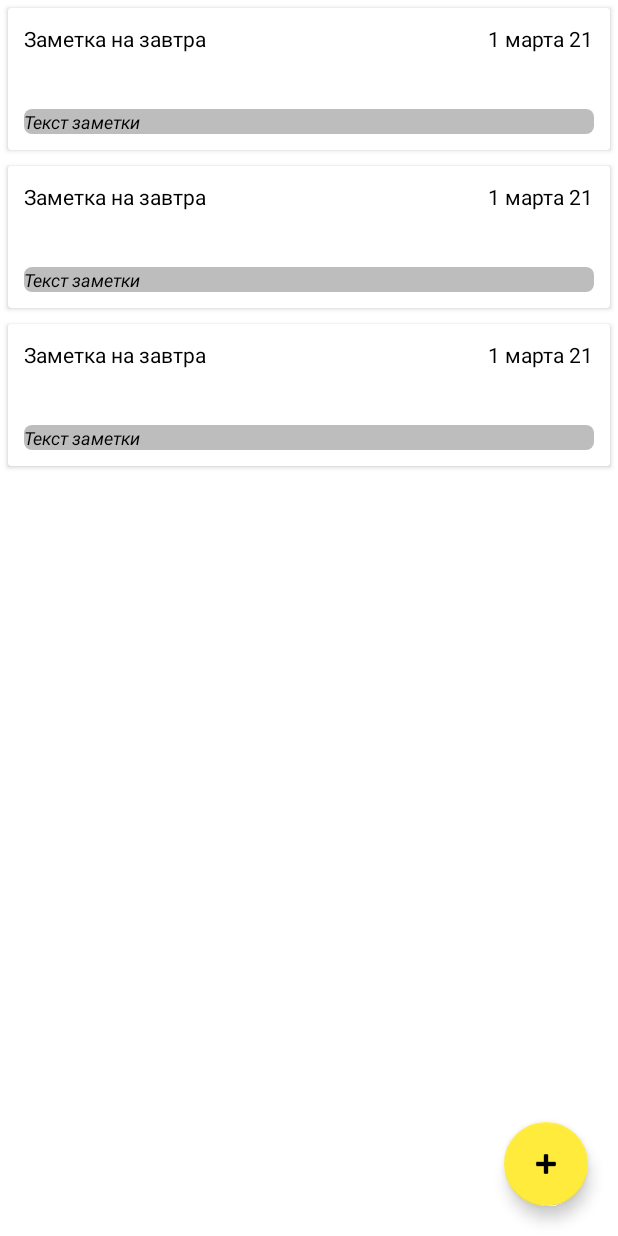
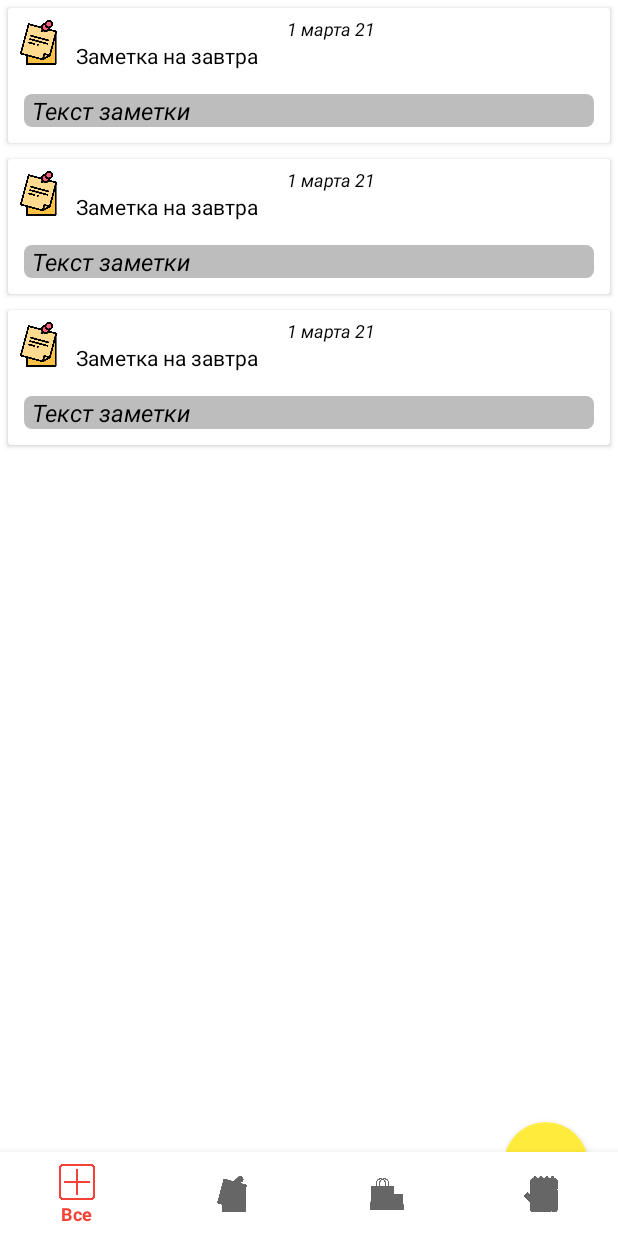
Before and after one commit to Crostage/NoteAppOnKotlin, an Android app: the layout activity_main.xml on its own in the app's theme, with its tools: preview values and no code run, on a phone screen of 412 x 824 dp. Run offline under Robolectric (Android 15) with nearby library versions, the phone set to English and light mode, and no system bars.

Commit message:
#10 обавил navi bot view и фильтрацию

```diff
--- a/app/build.gradle
+++ b/app/build.gradle
@@ -3,7 +3,7 @@ plugins {
     id 'kotlin-android'
     id 'kotlin-android-extensions'
 }
-    apply plugin: "kotlin-kapt"
+apply plugin: "kotlin-kapt"
 
 android {
     compileSdkVersion 30
@@ -43,6 +43,9 @@ dependencies {
     implementation 'androidx.core:core-ktx:1.3.2'
     implementation 'androidx.appcompat:appcompat:1.2.0'
     implementation 'com.google.android.material:material:1.3.0'
+    //coordinator
+    implementation "androidx.coordinatorlayout:coordinatorlayout:1.1.0"
+
     implementation 'androidx.constraintlayout:constraintlayout:2.0.4'
     testImplementation 'junit:junit:4.+'
     androidTestImplementation 'androidx.test.ext:junit:1.1.2'
@@ -82,7 +85,6 @@ dependencies {
     // picasso
     implementation 'com.squareup.picasso:picasso:2.71828'
 
-
     // optional - Test helpers for LiveData
     testImplementation "androidx.arch.core:core-testing:$arch_version"
 
--- a/app/src/main/java/com/bar/youday/helper/NoteHelper.kt
+++ b/app/src/main/java/com/bar/youday/helper/NoteHelper.kt
@@ -10,7 +10,7 @@ class NoteHelper {
 
     companion object {
         fun convertDate(date: Date): String {
-            val newFormat = SimpleDateFormat("dd MMM yy \n hh:mm", Locale.ENGLISH)
+            val newFormat = SimpleDateFormat("dd MMM yy hh:mm", Locale.ENGLISH)
             return newFormat.format(date)
         }
     }
--- a/app/src/main/res/layout/activity_main.xml
+++ b/app/src/main/res/layout/activity_main.xml
@@ -1,9 +1,11 @@
 <?xml version="1.0" encoding="utf-8"?>
-<LinearLayout xmlns:android="http://schemas.android.com/apk/res/android"
+<RelativeLayout
+    xmlns:android="http://schemas.android.com/apk/res/android"
     xmlns:app="http://schemas.android.com/apk/res-auto"
     xmlns:tools="http://schemas.android.com/tools"
     android:layout_width="match_parent"
-    android:layout_height="match_parent"    android:orientation="vertical"
+    android:layout_height="wrap_content"
+    android:orientation="vertical"
     tools:context=".view.MainActivity">
 
     <FrameLayout
@@ -23,15 +25,18 @@
             android:layout_height="wrap_content"
             android:layout_gravity="end|bottom"
             android:layout_margin="20dp"
+            android:layout_marginBottom="100dp"
             android:contentDescription="@string/float_b_discr"
             android:onClick="addNote"
-            android:src="@android:drawable/ic_input_add" />
+            android:background="@drawable/add" />
 
     </FrameLayout>
 
     <com.google.android.material.bottomnavigation.BottomNavigationView
+        android:id="@+id/navigation"
         android:layout_width="match_parent"
         android:layout_height="wrap_content"
+        android:layout_alignParentBottom="true"
         app:menu="@menu/notes_menu" />
 
-</LinearLayout>
+</RelativeLayout>
--- a/app/src/main/res/layout/note_item.xml
+++ b/app/src/main/res/layout/note_item.xml
@@ -16,25 +16,42 @@
             android:orientation="horizontal"
             android:padding="5dp">
 
-            <TextView
-                android:id="@+id/itemTitle"
-                style="@style/tvStyle"
-                android:layout_width="0dp"
+            <ImageView
+                android:id="@+id/itemImg"
+                android:layout_width="30dp"
+                android:layout_height="30dp"
+                android:layout_gravity="center"
+                android:src="@drawable/notes" />
+
+            <LinearLayout
+                android:layout_width="match_parent"
                 android:layout_height="wrap_content"
-                android:layout_marginStart="10dp"
-                android:layout_weight="2"
-                android:ellipsize="end"
-                android:gravity="start"
-                android:maxLines="2"
-                android:text="Заметка на завтра" />
+                android:orientation="vertical">
 
-            <TextView
-                android:id="@+id/itemDate"
-                style="@style/tvStyle"
-                android:layout_width="wrap_content"
-                android:layout_height="wrap_content"
-                android:lines="2"
-                android:text="1 марта 21" />
+                <TextView
+                    android:id="@+id/itemDate"
+                    style="@style/tvStyle"
+                    android:layout_width="wrap_content"
+                    android:layout_height="wrap_content"
+                    android:layout_gravity="center"
+                    android:gravity="center"
+                    android:textStyle="italic"
+                    android:lines="1"
+                    android:text="1 марта 21"
+                    android:textSize="@dimen/textXS" />
+
+                <TextView
+                    android:id="@+id/itemTitle"
+                    style="@style/tvStyle"
+                    android:layout_width="match_parent"
+                    android:layout_height="wrap_content"
+                    android:layout_marginStart="10dp"
+                    android:ellipsize="end"
+                    android:gravity="start"
+                    android:lines="1"
+                    android:text="Заметка на завтра" />
+
+            </LinearLayout>
 
         </LinearLayout>
 
@@ -45,8 +62,9 @@
             android:padding="5dp">
 
             <TextView
+                android:paddingStart="5dp"
                 android:id="@+id/itemText"
-                style="@style/tvStyle"
+                style="@style/tvStyleMargin"
                 android:layout_width="match_parent"
                 android:layout_height="wrap_content"
                 android:background="@drawable/tv_back"
@@ -54,7 +72,7 @@
                 android:gravity="start"
                 android:maxLines="4"
                 android:text="Текст заметки"
-                android:textSize="12sp"
+                android:textSize="@dimen/textM"
                 android:textStyle="italic" />
 
         </LinearLayout>
--- a/app/src/main/res/menu/notes_menu.xml
+++ b/app/src/main/res/menu/notes_menu.xml
@@ -1,15 +1,19 @@
 <?xml version="1.0" encoding="utf-8"?>
 <menu xmlns:android="http://schemas.android.com/apk/res/android">
 
-    <item android:id="@+id/first"
+    <item android:id="@+id/all"
+        android:icon="@drawable/border"
+        android:title="Все"/>
+
+    <item android:id="@+id/notes"
         android:icon="@drawable/notes"
         android:title="Заметки"/>
 
-    <item android:id="@+id/sec"
+    <item android:id="@+id/shop"
         android:icon="@drawable/shopping"
         android:title="Покупки"/>
 
-    <item android:id="@+id/thr"
+    <item android:id="@+id/plans"
         android:icon="@drawable/pencil"
         android:title="Дела"/>
 
--- a/app/src/main/res/values/style.xml
+++ b/app/src/main/res/values/style.xml
@@ -1,10 +1,16 @@
 <?xml version="1.0" encoding="utf-8"?>
 <resources>
 
-    <style name="tvStyle">
+    <style name="tvStyleMargin">
         <item name="android:textSize">14sp</item>
         <item name="android:textColor">@color/mainTextColor</item>
         <item name="android:layout_margin">5dp</item>
     </style>
 
+    <style name="tvStyle">
+        <item name="android:textSize">14sp</item>
+        <item name="android:textColor">@color/mainTextColor</item>
+    </style>
+
+
 </resources>
--- a/app/src/main/res/values/themes.xml
+++ b/app/src/main/res/values/themes.xml
@@ -1,5 +1,5 @@
 <resources xmlns:tools="http://schemas.android.com/tools">
-    <!-- Base application theme. -->
+
     <style name="Theme.YouDay" parent="Theme.MaterialComponents.DayNight.NoActionBar">
         <!-- Primary brand color. -->
         <item name="colorPrimary">@color/purple_500</item>
```
Also changed, not shown: app/src/main/java/com/bar/youday/adapter/NoteAdapter.kt (+10 -1 lines), app/src/main/java/com/bar/youday/view/MainActivity.kt (+33 -8 lines), app/src/main/res/drawable/add.png (added), app/src/main/res/drawable/border.png (added).
